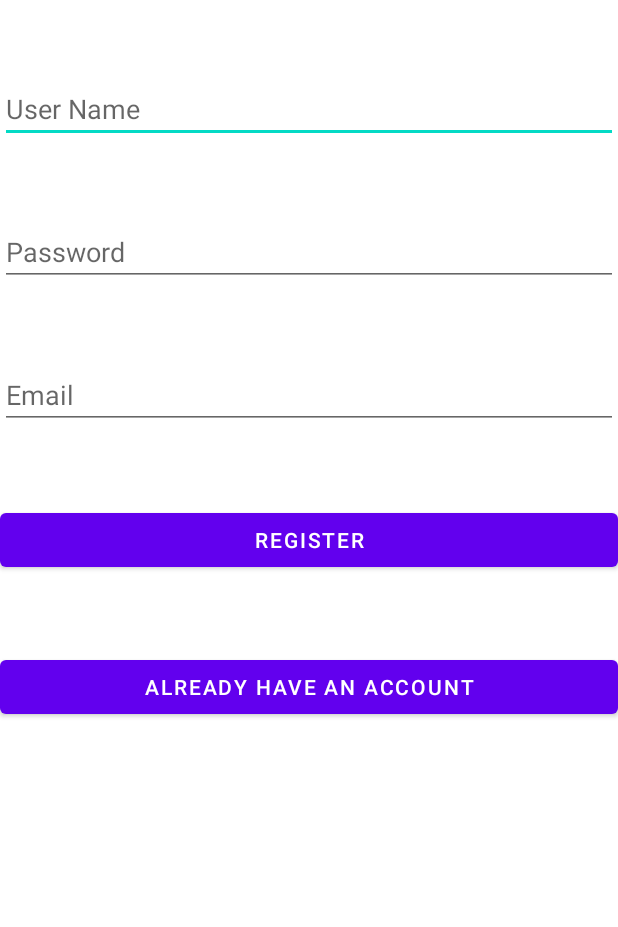
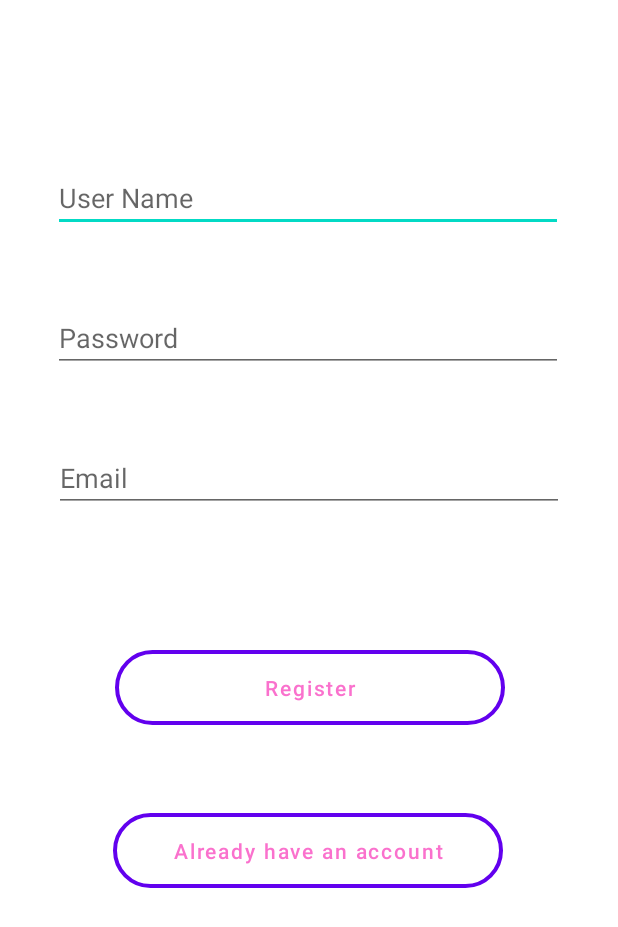
Before and after one commit to adrijmz/PokePedia, an Android app: the layout activity_signup.xml on its own in the app's theme, with its tools: preview values and no code run, on a phone screen of 412 x 824 dp. Shown: the top 927 px of the screen. Run offline under Robolectric (Android 15) with nearby library versions, the phone set to English and light mode, and no system bars.

Commit message:
buttons customized

```diff
--- /dev/null
+++ b/app/src/main/res/drawable/custom_button.xml
@@ -0,0 +1,6 @@
+<?xml version="1.0" encoding="utf-8"?>
+<shape xmlns:android="http://schemas.android.com/apk/res/android" android:shape="rectangle">
+    <solid android:color="@android:color/transparent" android:width="1dp"/>
+    <corners android:radius="30dp"/>
+    <stroke android:width="4px" android:color="#000000" />
+</shape>
--- a/app/src/main/res/layout/activity_signup.xml
+++ b/app/src/main/res/layout/activity_signup.xml
@@ -1,5 +1,5 @@
 <?xml version="1.0" encoding="utf-8"?>
-<RelativeLayout xmlns:android="http://schemas.android.com/apk/res/android"
+<androidx.constraintlayout.widget.ConstraintLayout xmlns:android="http://schemas.android.com/apk/res/android"
     xmlns:app="http://schemas.android.com/apk/res-auto"
     xmlns:tools="http://schemas.android.com/tools"
     android:layout_width="match_parent"
@@ -8,41 +8,71 @@
 
     <EditText
         android:id="@+id/username_edittxt_signup"
-        android:layout_width="match_parent"
-        android:layout_height="wrap_content"
+        android:layout_width="340dp"
+        android:layout_height="45dp"
         android:hint="@string/user_name_str_signup"
-        android:layout_marginTop="50dp"/>
+        app:layout_constraintBottom_toBottomOf="parent"
+        app:layout_constraintEnd_toEndOf="parent"
+        app:layout_constraintHorizontal_bias="0.492"
+        app:layout_constraintStart_toStartOf="parent"
+        app:layout_constraintTop_toTopOf="parent"
+        app:layout_constraintVertical_bias="0.140" />
 
     <EditText
         android:id="@+id/password_edittxt_signup"
-        android:layout_width="match_parent"
-        android:layout_height="wrap_content"
+        android:layout_width="340dp"
+        android:layout_height="45dp"
+        android:layout_below="@+id/username_edittxt_signup"
         android:hint="@string/password_str_signup"
-        android:layout_marginTop="50dp"
-        android:layout_below="@+id/username_edittxt_signup"/>
+        app:layout_constraintBottom_toBottomOf="parent"
+        app:layout_constraintEnd_toEndOf="parent"
+        app:layout_constraintHorizontal_bias="0.492"
+        app:layout_constraintStart_toStartOf="parent"
+        app:layout_constraintTop_toTopOf="parent"
+        app:layout_constraintVertical_bias="0.26" />
 
     <EditText
         android:id="@+id/email_edittxt_signup"
-        android:layout_width="match_parent"
-        android:layout_height="wrap_content"
+        android:layout_width="340dp"
+        android:layout_height="45dp"
+        android:layout_below="@+id/password_edittxt_signup"
         android:hint="@string/email_str_signup"
-        android:layout_marginTop="50dp"
-        android:layout_below="@+id/password_edittxt_signup"/>
+        app:layout_constraintBottom_toBottomOf="parent"
+        app:layout_constraintEnd_toEndOf="parent"
+        app:layout_constraintStart_toStartOf="parent"
+        app:layout_constraintTop_toTopOf="parent"
+        app:layout_constraintVertical_bias="0.38" />
 
     <Button
         android:id="@+id/register_button_signup"
-        android:layout_width="match_parent"
-        android:layout_height="wrap_content"
+        android:layout_width="260dp"
+        android:layout_height="50dp"
+        android:layout_below="@+id/email_edittxt_signup"
         android:text="@string/register_str_signup"
-        android:layout_marginTop="50dp"
-        android:layout_below="@+id/email_edittxt_signup"/>
+        android:background="@drawable/custom_button"
+        android:textAllCaps="false"
+        android:textColor="#FA71CD"
+        app:layout_constraintBottom_toBottomOf="parent"
+        app:layout_constraintEnd_toEndOf="parent"
+        app:layout_constraintHorizontal_bias="0.503"
+        app:layout_constraintStart_toStartOf="parent"
+        app:layout_constraintTop_toTopOf="parent"
+        app:layout_constraintVertical_bias="0.560" />
 
     <Button
         android:id="@+id/signin_button_signup"
-        android:layout_width="match_parent"
-        android:layout_height="wrap_content"
+        android:layout_width="260dp"
+        android:layout_height="50dp"
+        android:layout_below="@+id/register_button_signup"
+        android:background="@drawable/custom_button"
         android:text="@string/already_have_an_account_str_signup"
-        android:layout_marginTop="50dp"
-        android:layout_below="@+id/register_button_signup"/>
+        android:textAllCaps="false"
+        android:textColor="#FA71CD"
+        app:layout_constraintBottom_toBottomOf="parent"
+        app:layout_constraintEnd_toEndOf="parent"
+        app:layout_constraintHorizontal_bias="0.496"
+        app:layout_constraintStart_toStartOf="parent"
+        app:layout_constraintTop_toTopOf="parent"
+        app:layout_constraintVertical_bias="0.70" />
 
-</RelativeLayout>
+</androidx.constraintlayout.widget.ConstraintLayout>
```
Also changed, not shown: app/src/main/res/layout/activity_login.xml (+41 -17 lines), app/src/main/res/layout/activity_main.xml (+5 -2 lines).
